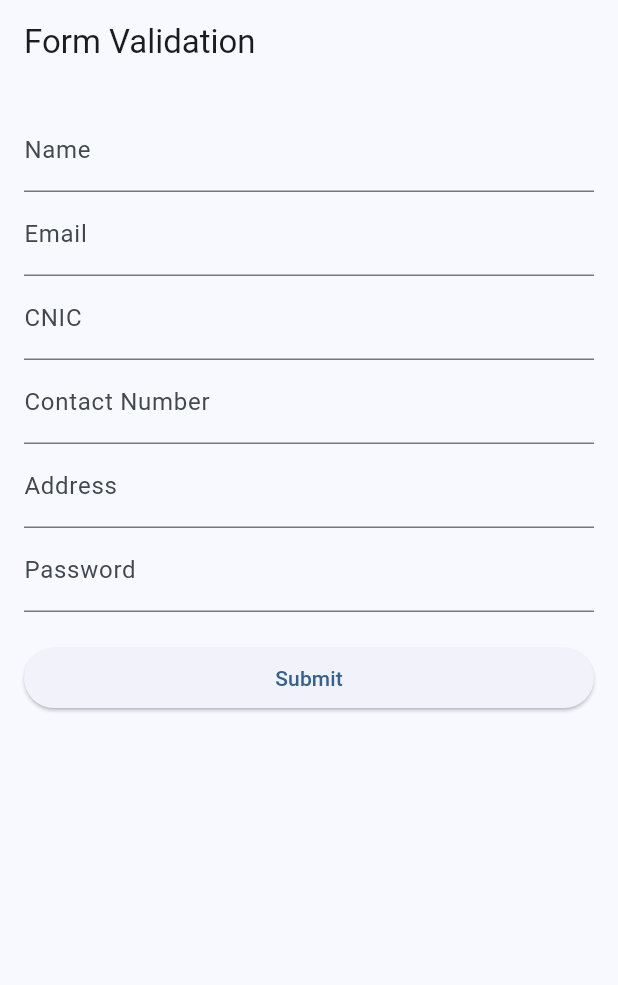
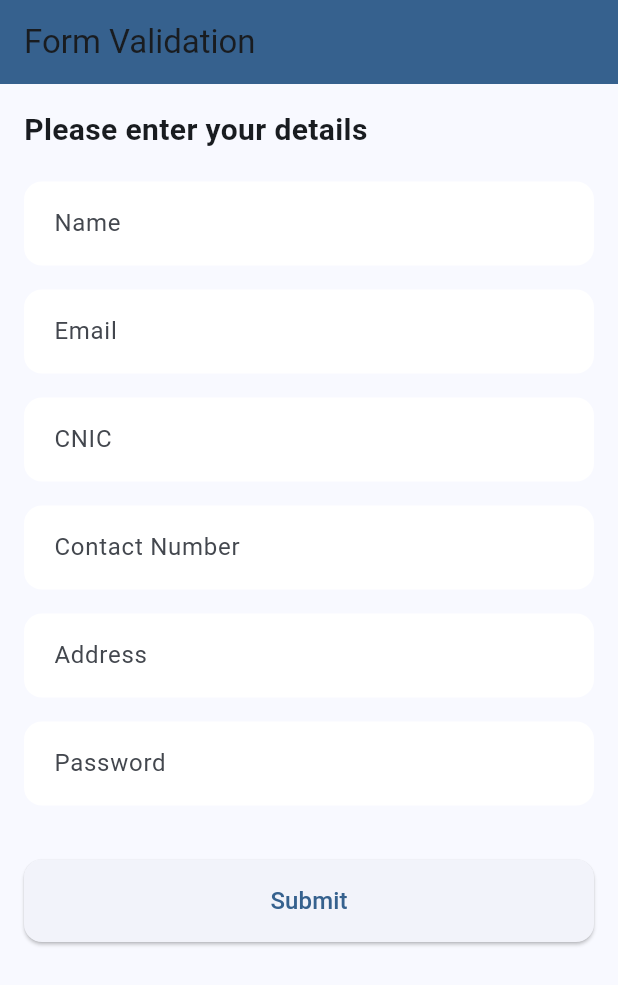
Before and after one commit to saadbinnadeem/Textfield_Validation_Task, a Flutter app: the screen it shows after launch, on a phone screen of 412 x 824 dp. Shown: the top 985 px of the screen. Run offline on Flutter 3.47's test engine with Material 3 defaults, Android fonts, the phone set to English and light mode, and no system bars.

Commit message:
update design ui

```diff
--- a/lib/main.dart
+++ b/lib/main.dart
@@ -14,6 +14,20 @@ class MyApp extends StatelessWidget {
       theme: ThemeData(
         colorScheme: ColorScheme.fromSeed(seedColor: Colors.blue),
         useMaterial3: true,
+        inputDecorationTheme: const InputDecorationTheme(
+          filled: true,
+          fillColor: Colors.white,
+          border: OutlineInputBorder(
+            borderRadius: BorderRadius.all(Radius.circular(12.0)),
+            borderSide: BorderSide.none,
+          ),
+          focusedBorder: OutlineInputBorder(
+            borderRadius: BorderRadius.all(Radius.circular(12.0)),
+            borderSide: BorderSide(color: Colors.blue),
+          ),
+          contentPadding:
+              EdgeInsets.symmetric(vertical: 16.0, horizontal: 16.0),
+        ),
       ),
       home: const ValidationFormScreen(),
     );
@@ -43,16 +57,23 @@ class _ValidationFormScreenState extends State<ValidationFormScreen> {
     return Scaffold(
       appBar: AppBar(
         title: const Text('Form Validation'),
+        backgroundColor: Theme.of(context).colorScheme.primary,
       ),
-      body: Padding(
+      body: SingleChildScrollView(
         padding: const EdgeInsets.all(16.0),
         child: Form(
           key: _formKey,
-          child: ListView(
+          child: Column(
+            crossAxisAlignment: CrossAxisAlignment.stretch,
             children: [
-              TextFormField(
+              const Text(
+                'Please enter your details',
+                style: TextStyle(fontSize: 20, fontWeight: FontWeight.bold),
+              ),
+              const SizedBox(height: 20),
+              _buildTextField(
                 controller: _nameController,
-                decoration: const InputDecoration(labelText: 'Name'),
+                label: 'Name',
                 validator: (value) {
                   if (value == null || value.isEmpty) {
                     return 'Name is required';
@@ -62,9 +83,9 @@ class _ValidationFormScreenState extends State<ValidationFormScreen> {
                   return null;
                 },
               ),
-              TextFormField(
+              _buildTextField(
                 controller: _emailController,
-                decoration: const InputDecoration(labelText: 'Email'),
+                label: 'Email',
                 validator: (value) {
                   if (value == null || value.isEmpty) {
                     return 'Email is required';
@@ -75,9 +96,9 @@ class _ValidationFormScreenState extends State<ValidationFormScreen> {
                   return null;
                 },
               ),
-              TextFormField(
+              _buildTextField(
                 controller: _cnicController,
-                decoration: const InputDecoration(labelText: 'CNIC'),
+                label: 'CNIC',
                 keyboardType: TextInputType.number,
                 validator: (value) {
                   if (value == null || value.isEmpty) {
@@ -89,9 +110,9 @@ class _ValidationFormScreenState extends State<ValidationFormScreen> {
                   return null;
                 },
               ),
-              TextFormField(
+              _buildTextField(
                 controller: _contactNumberController,
-                decoration: const InputDecoration(labelText: 'Contact Number'),
+                label: 'Contact Number',
                 keyboardType: TextInputType.phone,
                 validator: (value) {
                   if (value == null || value.isEmpty) {
@@ -102,9 +123,9 @@ class _ValidationFormScreenState extends State<ValidationFormScreen> {
                   return null;
                 },
               ),
-              TextFormField(
+              _buildTextField(
                 controller: _addressController,
-                decoration: const InputDecoration(labelText: 'Address'),
+                label: 'Address',
                 validator: (value) {
                   if (value == null || value.isEmpty) {
                     return 'Address is required';
@@ -112,9 +133,9 @@ class _ValidationFormScreenState extends State<ValidationFormScreen> {
                   return null;
                 },
               ),
-              TextFormField(
+              _buildTextField(
                 controller: _passwordController,
-                decoration: const InputDecoration(labelText: 'Password'),
+                label: 'Password',
                 obscureText: true,
                 validator: (value) {
                   if (value == null || value.isEmpty) {
@@ -135,11 +156,22 @@ class _ValidationFormScreenState extends State<ValidationFormScreen> {
                   if (_formKey.currentState!.validate()) {
                     ScaffoldMessenger.of(context).showSnackBar(
                       const SnackBar(
-                          content: Text('Form submitted successfully')),
+                        content: Text('Form submitted successfully'),
+                        backgroundColor: Colors.green,
+                      ),
                     );
                   }
                 },
-                child: const Text('Submit'),
+                style: ElevatedButton.styleFrom(
+                  padding: const EdgeInsets.symmetric(vertical: 16),
+                  shape: RoundedRectangleBorder(
+                    borderRadius: BorderRadius.circular(12),
+                  ),
+                ),
+                child: const Text(
+                  'Submit',
+                  style: TextStyle(fontSize: 16),
+                ),
               ),
             ],
           ),
@@ -147,4 +179,26 @@ class _ValidationFormScreenState extends State<ValidationFormScreen> {
       ),
     );
   }
+
+  Widget _buildTextField({
+    required TextEditingController controller,
+    required String label,
+    TextInputType keyboardType = TextInputType.text,
+    bool obscureText = false,
+    String? Function(String?)? validator,
+  }) {
+    return Padding(
+      padding: const EdgeInsets.only(bottom: 16.0),
+      child: TextFormField(
+        controller: controller,
+        keyboardType: keyboardType,
+        obscureText: obscureText,
+        validator: validator,
+        decoration: InputDecoration(
+          labelText: label,
+          hintText: 'Enter your $label',
+        ),
+      ),
+    );
+  }
 }
```
